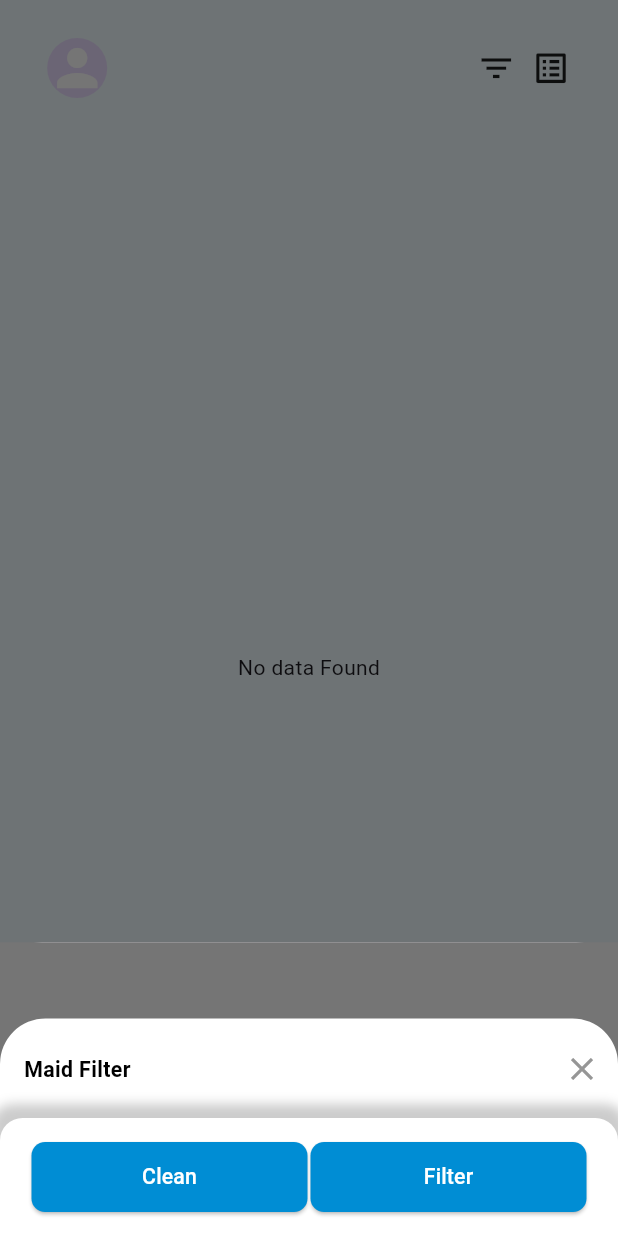
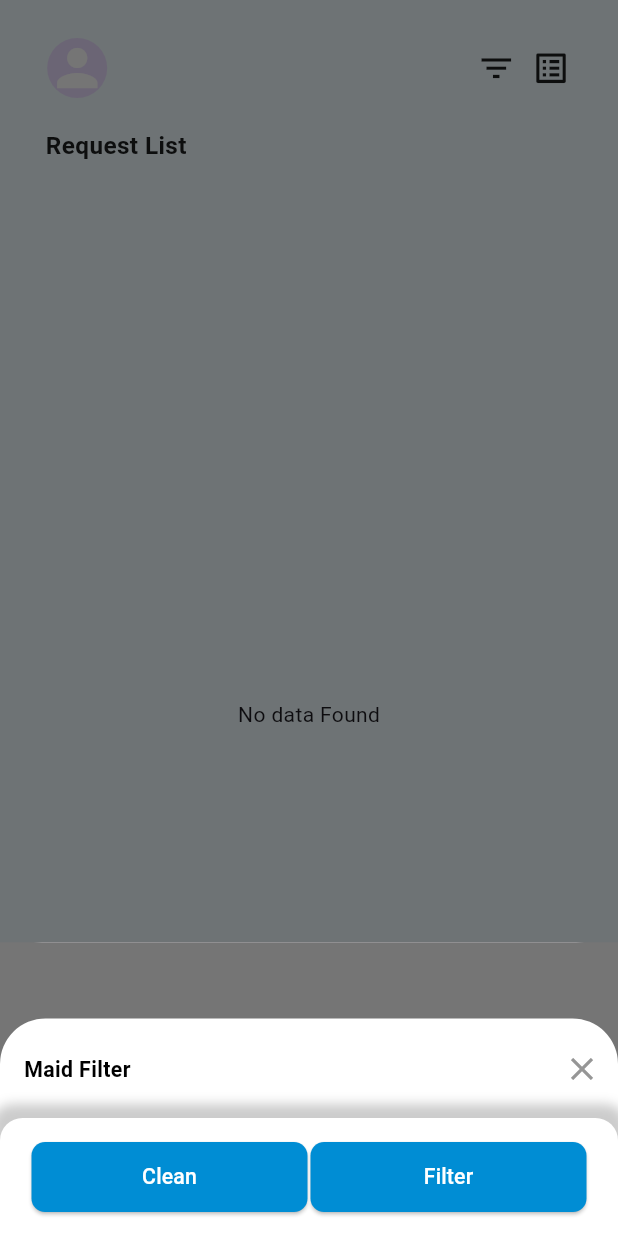
Before and after one commit to athul-velloth/just-connect, a Flutter app: the Home screen opened directly, after a tap on the "filter list" icon, on a phone screen of 412 x 824 dp. Run offline on Flutter 3.47's test engine with Material 3 defaults, Android fonts, the phone set to English and light mode, and no system bars; our stand-ins replace flutter_screenutil, flutter_svg, get, get_storage, image_picker, lottie and 2 more; missing offline and left inert: time_range_picker; accounts and stored records are empty.

Commit message:
defects are fixed

```diff
--- a/lib/Ui/worker_dashboard/home.dart
+++ b/lib/Ui/worker_dashboard/home.dart
@@ -167,7 +167,8 @@ class _HomeState extends State<Home> with RouteAware{
                 left: SizeConstant.getHeightWithScreen(15),
                 right: SizeConstant.getHeightWithScreen(15)),
             child: Column(
-              crossAxisAlignment: CrossAxisAlignment.center,
+              mainAxisAlignment: MainAxisAlignment.start,
+              crossAxisAlignment: CrossAxisAlignment.start,
               children: [
                 SizedBox(
                   height: MediaQuery.of(context).viewPadding.top,
@@ -247,9 +248,26 @@ class _HomeState extends State<Home> with RouteAware{
                     ],
                   ),
                 ),
+                SizedBox(height: SizeConstant.getHeightWithScreen(20)),
+                Padding(
+                  padding: EdgeInsets.only(
+                      left: SizeConstant.getHeightWithScreen(15)),
+                  child: Text(
+                    Strings.requestList,
+                    style: TextStyle(
+                      color:
+                      ColorConstant.black.withOpacity(0.88),
+                      fontSize: SizeConstant.largeFont,
+                      fontWeight: FontWeight.w600,
+                    ),
+                  ),
+                ),
+                SizedBox(height: SizeConstant.getHeightWithScreen(20)),
                 userList.isNotEmpty
                     ? Expanded(
                         child: ListView.builder(
+                          shrinkWrap: true,
+                          padding: EdgeInsets.zero,
                           itemCount: userList.length,
                           itemBuilder: (context, index) {
                             final job = userList[index];
--- a/lib/constants/strings.dart
+++ b/lib/constants/strings.dart
@@ -10,4 +10,5 @@ class Strings {
       "https://vwvvtuxtbdyixmgaowes.supabase.co"; //"https://bmsrqjmhqysfhehulchj.supabase.co";
   static const String SUPABASE_ANON_KEY =
       "eyJhbGciOiJIUzI1NiIsInR5cCI6IkpXVCJ9.eyJpc3MiOiJzdXBhYmFzZSIsInJlZiI6InZ3dnZ0dXh0YmR5aXhtZ2Fvd2VzIiwicm9sZSI6ImFub24iLCJpYXQiOjE3MzQ0MjcyOTksImV4cCI6MjA1MDAwMzI5OX0.ssIniRr3oA-c3sXZ6uVgE93J7sTU8twUmtKublfIGA4"; // "eyJhbGciOiJIUzI1NiIsInR5cCI6IkpXVCJ9.eyJpc3MiOiJzdXBhYmFzZSIsInJlZiI6ImJtc3Jxam1ocXlzZmhlaHVsY2hqIiwicm9sZSI6ImFub24iLCJpYXQiOjE3MzQzNDMyODksImV4cCI6MjA0OTkxOTI4OX0.7fojFGZ_aQCAvLYlzCuliiOQCLlLiDIsxn5uoR4Lct0";
+  static const String requestList = "Request List";
 }
```
Also changed, not shown: lib/Ui/owner_dashboard/owner_dashboard.dart (+17 -1 lines), 1 other file.
